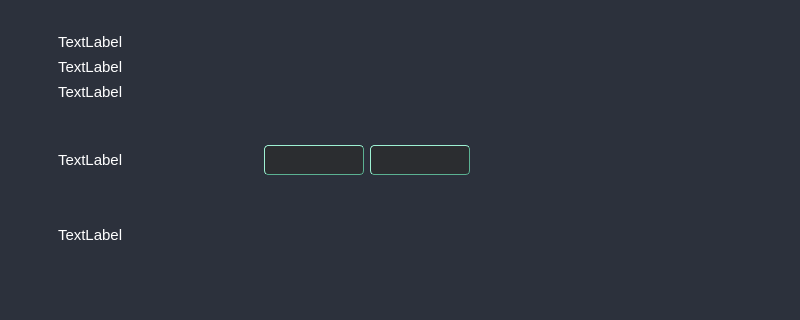
Qt form UI/forms/AqCalibrationWidget.ui (romangolovkou/AQteck_toolMAX) before a commit; both pictures show x 0 to 800 and y 249 to 569 of the 800 by 700 pixel window.
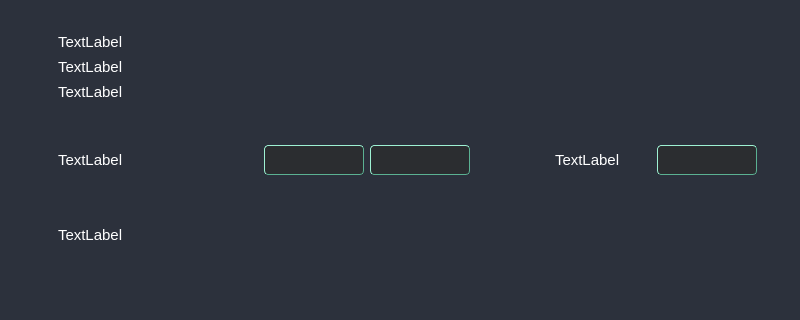
The same form after that commit. Icons and pictures are not drawn. Custom widgets are drawn as their Qt base class.

Commit message: тестове додавання відстеження поточного значення при калібруванні

What changed in the file:
```diff
--- a/UI/forms/AqCalibrationWidget.ui
+++ b/UI/forms/AqCalibrationWidget.ui
@@ -747,6 +747,86 @@
                </property>
               </widget>
              </item>
+             <item>
+              <spacer name="horizontalSpacer_3">
+               <property name="orientation">
+                <enum>Qt::Horizontal</enum>
+               </property>
+               <property name="sizeHint" stdset="0">
+                <size>
+                 <width>40</width>
+                 <height>20</height>
+                </size>
+               </property>
+              </spacer>
+             </item>
+             <item alignment="Qt::AlignRight">
+              <widget class="QFrame" name="currentCalibValueFrame">
+               <property name="sizePolicy">
+                <sizepolicy hsizetype="Preferred" vsizetype="Preferred">
+                 <horstretch>0</horstretch>
+                 <verstretch>0</verstretch>
+                </sizepolicy>
+               </property>
+               <property name="minimumSize">
+                <size>
+                 <width>250</width>
+                 <height>0</height>
+                </size>
+               </property>
+               <property name="frameShape">
+                <enum>QFrame::StyledPanel</enum>
+               </property>
+               <property name="frameShadow">
+                <enum>QFrame::Raised</enum>
+               </property>
+               <layout class="QHBoxLayout" name="horizontalLayout_6">
+                <property name="topMargin">
+                 <number>0</number>
+                </property>
+                <property name="bottomMargin">
+                 <number>0</number>
+                </property>
+                <item alignment="Qt::AlignHCenter">
+                 <widget class="QLabel" name="currentCalibValueLabel">
+                  <property name="minimumSize">
+                   <size>
+                    <width>0</width>
+                    <height>30</height>
+                   </size>
+                  </property>
+                  <property name="font">
+                   <font>
+                    <pointsize>11</pointsize>
+                   </font>
+                  </property>
+                  <property name="text">
+                   <string>TextLabel</string>
+                  </property>
+                 </widget>
+                </item>
+                <item>
+                 <widget class="QLineEdit" name="currentCalibValueLineEdit">
+                  <property name="enabled">
+                   <bool>false</bool>
+                  </property>
+                  <property name="minimumSize">
+                   <size>
+                    <width>100</width>
+                    <height>30</height>
+                   </size>
+                  </property>
+                  <property name="maximumSize">
+                   <size>
+                    <width>100</width>
+                    <height>16777215</height>
+                   </size>
+                  </property>
+                 </widget>
+                </item>
+               </layout>
+              </widget>
+             </item>
             </layout>
            </widget>
           </item>
```
The commit also changes 2 other files.
